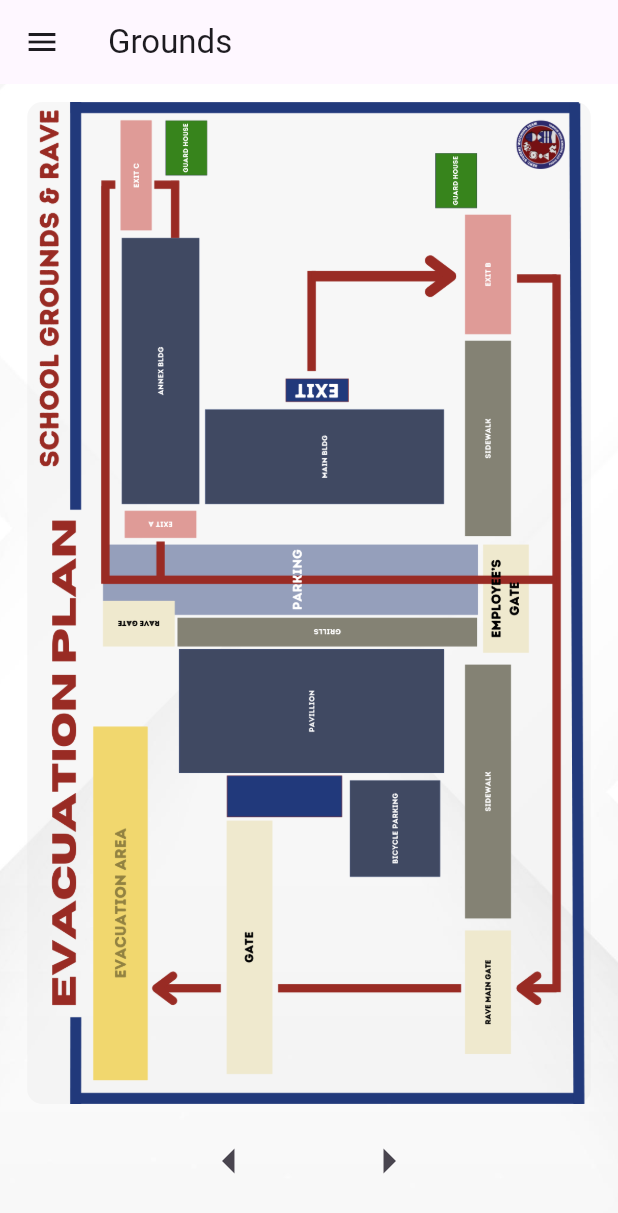
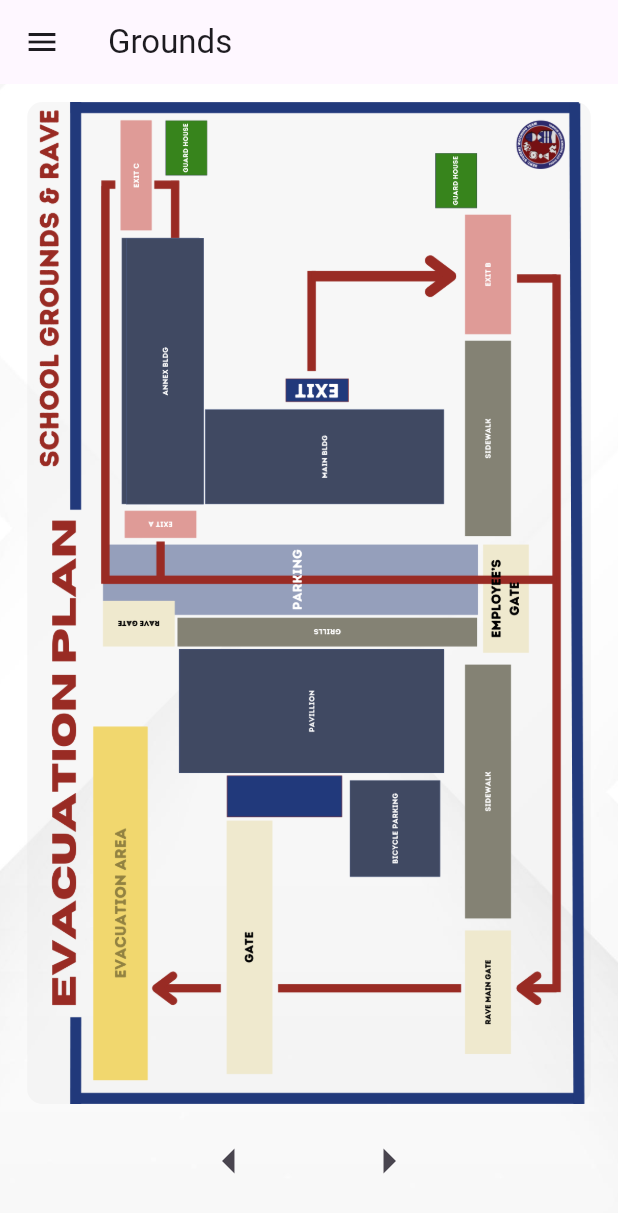
Before and after one commit to Velsariaa/hazmap, a Flutter app: the FirstFloorPage screen opened directly, on a phone screen of 412 x 824 dp. Shown: the top 1213 px of the screen. Run offline on Flutter 3.47's test engine with Material 3 defaults, Android fonts, the phone set to English and light mode, and no system bars.

Commit message:
[Added] Annex Bldg button

```diff
--- a/lib/pages/FirstFloor.dart
+++ b/lib/pages/FirstFloor.dart
@@ -96,6 +96,44 @@ class FirstFloorPage extends StatelessWidget {
                               ),
                             ),
                           ),
+
+                          Positioned(
+                            left: containerWidth *
+                                0.17,
+                            top: containerHeight *
+                                0.136,
+                            child: GestureDetector(
+                              onTap: () {
+                                showDialog(
+                                  context: context,
+                                  builder: (BuildContext context) {
+                                    return AlertDialog(
+                                      title: const Text('Pavilion Info'),
+                                      content: const Text(
+                                          'Details about the Pavilion component.'),
+                                      actions: [
+                                        TextButton(
+                                          onPressed: () {
+                                            Navigator.of(context).pop();
+                                          },
+                                          child: const Text('Close'),
+                                        ),
+                                      ],
+                                    );
+                                  },
+                                );
+                              },
+                              child: SizedBox(
+                                width: containerWidth * 0.15,
+                                height: containerHeight * 0.266,
+                                child: Image.asset(
+                                  'lib/assets/annexbldgbtn.png',
+                                  fit: BoxFit
+                                      .contain,
+                                ),
+                              ),
+                            ),
+                          ),
                         ],
                       );
                     },
--- a/pubspec.yaml
+++ b/pubspec.yaml
@@ -78,6 +78,7 @@ flutter:
     - lib/assets/pavillion.png
     - lib/assets/pavillionbtn.png
     - lib/assets/pavillionbtn2.png
+    - lib/assets/annexbldgbtn.png
 
 
 
```
Also changed, not shown: lib/assets/annexbldgbtn.png (added).
